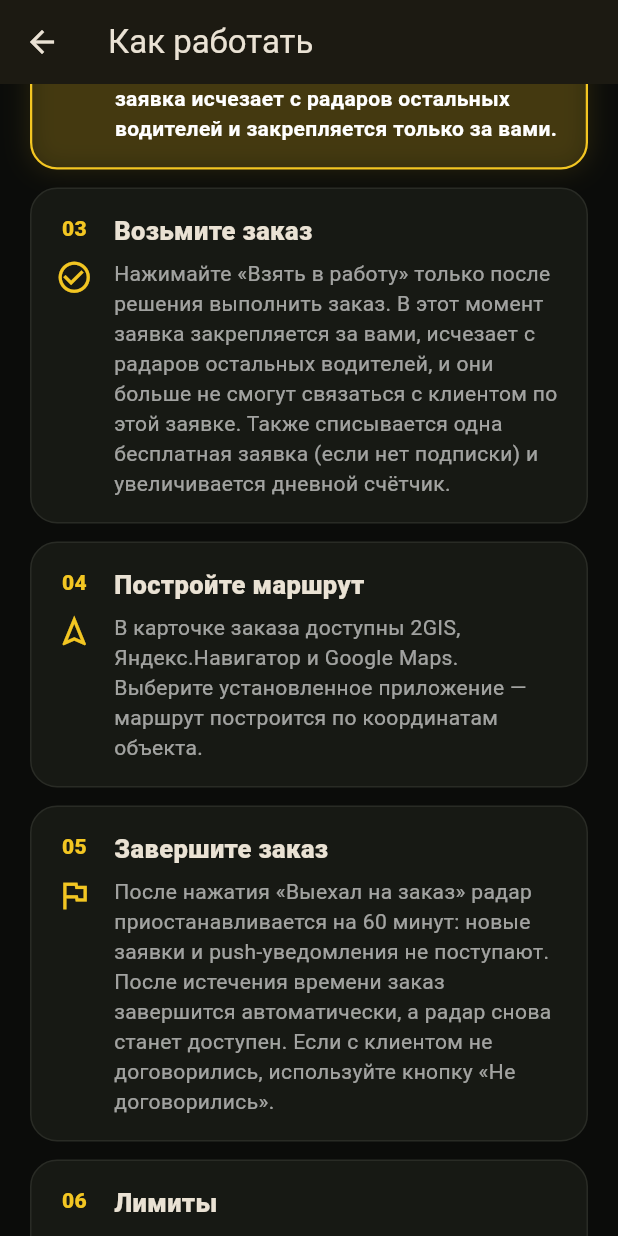
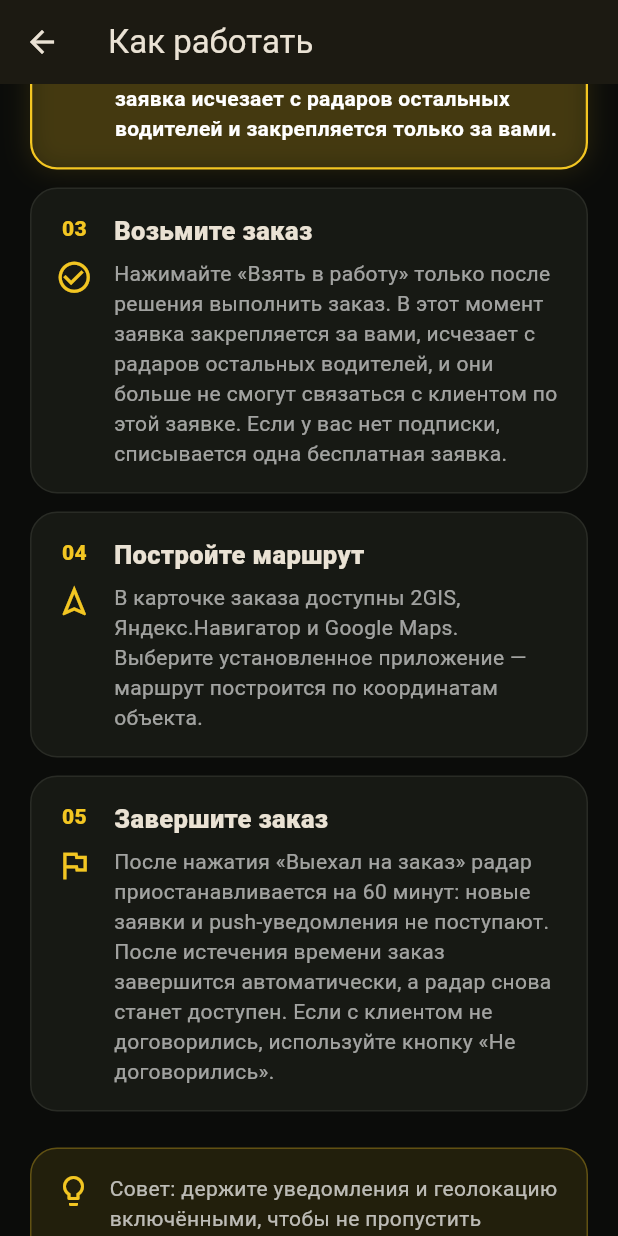
Before and after one commit to ruslon877/techzakaz-driver-app, a Flutter app: the DriverInstructionsScreen screen opened directly, scrolled down 576 dp, on a phone screen of 412 x 824 dp. Run offline on Flutter 3.47's test engine with Material 3 defaults, Android fonts, the phone set to English and light mode, and no system bars; our stand-ins replace cloud_firestore, cloud_functions, firebase_auth, firebase_core, firebase_messaging, firebase_storage and 7 more; missing offline and left inert: flutter_foreground_task; accounts and stored records are empty.

Commit message:
feat: raise daily driver order limit to twenty

```diff
--- a/lib/screens/driver_instructions_screen.dart
+++ b/lib/screens/driver_instructions_screen.dart
@@ -44,7 +44,7 @@ class DriverInstructionsScreen extends StatelessWidget {
               number: '03',
               icon: Icons.check_circle_outline,
               title: 'Возьмите заказ',
-              text: 'Нажимайте «Взять в работу» только после решения выполнить заказ. В этот момент заявка закрепляется за вами, исчезает с радаров остальных водителей, и они больше не смогут связаться с клиентом по этой заявке. Также списывается одна бесплатная заявка (если нет подписки) и увеличивается дневной счётчик.',
+              text: 'Нажимайте «Взять в работу» только после решения выполнить заказ. В этот момент заявка закрепляется за вами, исчезает с радаров остальных водителей, и они больше не смогут связаться с клиентом по этой заявке. Если у вас нет подписки, списывается одна бесплатная заявка.',
             ),
             _InstructionStep(
               number: '04',
@@ -57,12 +57,6 @@ class DriverInstructionsScreen extends StatelessWidget {
               icon: Icons.flag_outlined,
               title: 'Завершите заказ',
               text: 'После нажатия «Выехал на заказ» радар приостанавливается на 60 минут: новые заявки и push-уведомления не поступают. После истечения времени заказ завершится автоматически, а радар снова станет доступен. Если с клиентом не договорились, используйте кнопку «Не договорились».',
-            ),
-            _InstructionStep(
-              number: '06',
-              icon: Icons.speed_outlined,
-              title: 'Лимиты',
-              text: 'Можно взять не более 5 заказов в сутки по времени Алматы. Лимит считается только при нажатии «Взять в работу», а не при просмотре карточки. После регистрации доступно 20 бесплатных взятий; далее нужен активный тариф.',
             ),
             SizedBox(height: 12),
             _TipCard(),
--- a/lib/screens/radar_screen.dart
+++ b/lib/screens/radar_screen.dart
@@ -572,9 +572,9 @@ class _RadarScreenState extends State<RadarScreen> {
         final dailyOrdersCount = storedDailyDate == dailyOrderDate
             ? (driverData?['dailyOrdersCount'] as num?)?.toInt() ?? 0
             : 0;
-        if (dailyOrdersCount >= 5) {
+        if (dailyOrdersCount >= 20) {
           throw StateError(
-            'Лимит на сегодня исчерпан. Можно взять не более 5 заказов в сутки.',
+            'Лимит на сегодня исчерпан. Можно взять не более 20 заказов в сутки.',
           );
         }
         if (!hasSubscription && freeOrdersLeft <= 0) {
```
Also changed, not shown: 1 other file.
